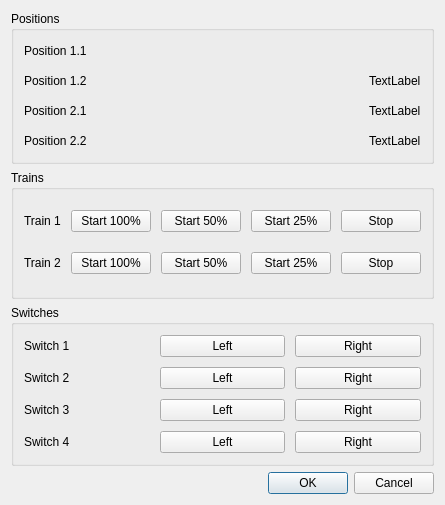
First picture: the form in hhdebugdialog.ui, repository jehrichs/des-control, before the edit.
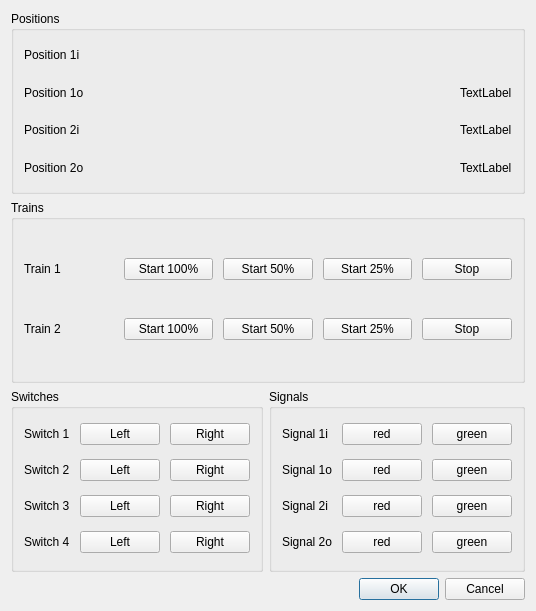
Second picture: the form after the edit.

Commit message: added signal support

What changed in the file:
```diff
--- a/hhdebugdialog.ui
+++ b/hhdebugdialog.ui
@@ -6,8 +6,8 @@
    <rect>
     <x>0</x>
     <y>0</y>
-    <width>394</width>
-    <height>505</height>
+    <width>470</width>
+    <height>611</height>
    </rect>
   </property>
   <property name="windowTitle">
@@ -29,7 +29,7 @@
       <item row="0" column="0">
        <widget class="QLabel" name="label">
         <property name="text">
-         <string>Position 1.1</string>
+         <string>Position 1i</string>
         </property>
        </widget>
       </item>
@@ -56,7 +56,7 @@
       <item row="1" column="0">
        <widget class="QLabel" name="label_3">
         <property name="text">
-         <string>Position 1.2</string>
+         <string>Position 1o</string>
         </property>
        </widget>
       </item>
@@ -83,7 +83,7 @@
       <item row="2" column="0">
        <widget class="QLabel" name="label_5">
         <property name="text">
-         <string>Position 2.1</string>
+         <string>Position 2i</string>
         </property>
        </widget>
       </item>
@@ -110,7 +110,7 @@
       <item row="3" column="0">
        <widget class="QLabel" name="label_8">
         <property name="text">
-         <string>Position 2.2</string>
+         <string>Position 2o</string>
         </property>
        </widget>
       </item>
@@ -223,6 +223,8 @@
     </widget>
    </item>
    <item>
+    <layout class="QHBoxLayout" name="horizontalLayout">
+     <item>
     <widget class="QGroupBox" name="groupBox_3">
      <property name="title">
       <string>Switches</string>
@@ -322,6 +324,107 @@
     </widget>
    </item>
    <item>
+      <widget class="QGroupBox" name="groupBox_4">
+       <property name="title">
+        <string>Signals</string>
+       </property>
+       <layout class="QGridLayout" name="gridLayout_4">
+        <property name="margin">
+         <number>10</number>
+        </property>
+        <property name="spacing">
+         <number>10</number>
+        </property>
+        <item row="0" column="0">
+         <widget class="QLabel" name="label_9">
+          <property name="text">
+           <string>Signal 1i</string>
+          </property>
+         </widget>
+        </item>
+        <item row="0" column="1">
+         <widget class="QPushButton" name="pb_switch1Left_2">
+          <property name="text">
+           <string>red</string>
+          </property>
+         </widget>
+        </item>
+        <item row="0" column="2">
+         <widget class="QPushButton" name="pb_switch1Right_2">
+          <property name="text">
+           <string>green</string>
+          </property>
+         </widget>
+        </item>
+        <item row="1" column="0">
+         <widget class="QLabel" name="label_12">
+          <property name="text">
+           <string>Signal 1o</string>
+          </property>
+         </widget>
+        </item>
+        <item row="1" column="1">
+         <widget class="QPushButton" name="pb_switch2Left_2">
+          <property name="text">
+           <string>red</string>
+          </property>
+         </widget>
+        </item>
+        <item row="1" column="2">
+         <widget class="QPushButton" name="pb_switch2Right_2">
+          <property name="text">
+           <string>green</string>
+          </property>
+         </widget>
+        </item>
+        <item row="2" column="0">
+         <widget class="QLabel" name="label_13">
+          <property name="text">
+           <string>Signal 2i</string>
+          </property>
+         </widget>
+        </item>
+        <item row="2" column="1">
+         <widget class="QPushButton" name="pb_switch3Left_2">
+          <property name="text">
+           <string>red</string>
+          </property>
+         </widget>
+        </item>
+        <item row="2" column="2">
+         <widget class="QPushButton" name="pb_switch3Right_2">
+          <property name="text">
+           <string>green</string>
+          </property>
+         </widget>
+        </item>
+        <item row="3" column="0">
+         <widget class="QLabel" name="label_14">
+          <property name="text">
+           <string>Signal 2o</string>
+          </property>
+         </widget>
+        </item>
+        <item row="3" column="1">
+         <widget class="QPushButton" name="pb_switch4Left_2">
+          <property name="text">
+           <string>red</string>
+          </property>
+         </widget>
+        </item>
+        <item row="3" column="2">
+         <widget class="QPushButton" name="pb_switch4Right_2">
+          <property name="text">
+           <string>green</string>
+          </property>
+         </widget>
+        </item>
+       </layout>
+      </widget>
+     </item>
+    </layout>
+   </item>
+   <item>
     <widget class="QDialogButtonBox" name="buttonBox">
      <property name="orientation">
       <enum>Qt::Horizontal</enum>
```
Left out of the diff: 208 changed lines with no effect on the pictures. Lines whose indentation alone changed are shown as unchanged. The commit also changes 6 other files.
